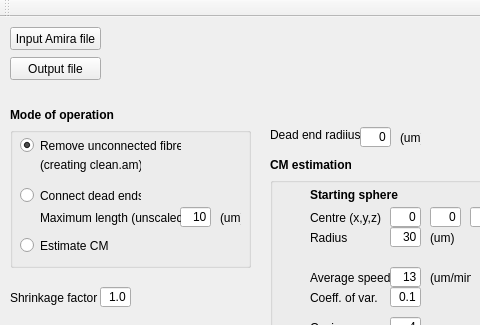
gibbogle/vessel-tools, file Qt/Conduit_analyser/mainwindow.ui: the form before one commit; both pictures show x 0 to 480 and y 0 to 325 of the 1370 by 645 pixel window.
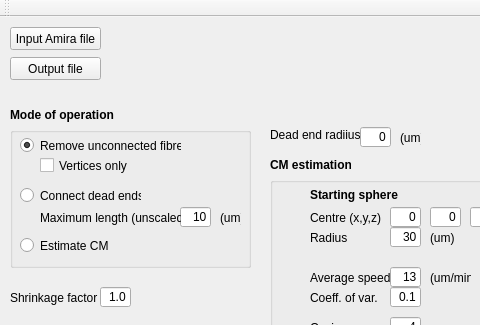
The form after the commit.

Commit message: Added the option of writing a cleaned am file with only vertices, internal points removed.

What changed in the file:
```diff
--- a/Qt/Conduit_analyser/mainwindow.ui
+++ b/Qt/Conduit_analyser/mainwindow.ui
@@ -893,17 +893,17 @@
       <string>Maximum length (unscaled)</string>
      </property>
     </widget>
-    <widget class="QLabel" name="label_clean">
+    <widget class="QCheckBox" name="checkBox_vertices_only">
      <property name="geometry">
       <rect>
        <x>30</x>
        <y>30</y>
-       <width>101</width>
-       <height>16</height>
+       <width>91</width>
+       <height>17</height>
       </rect>
      </property>
      <property name="text">
-      <string>(creating clean.am)</string>
+      <string>Vertices only</string>
      </property>
     </widget>
    </widget>
```
Left out of the diff: 2 changed lines with no effect on the pictures. The commit also changes 3 other files.
